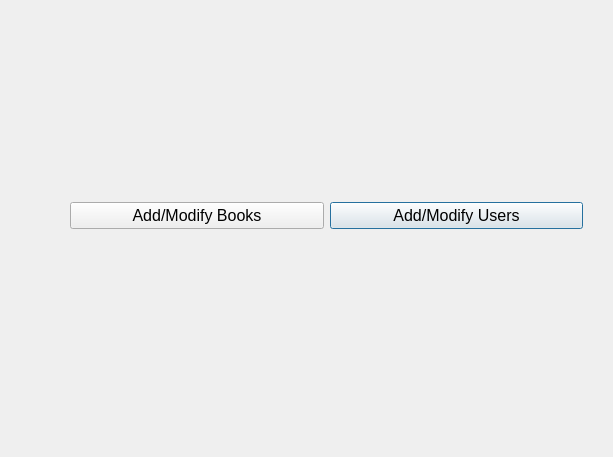
This is libsys/admin.ui in Hydralyph/cs106-librarysystem as Qt 5 draws it before an edit. The edited form follows.
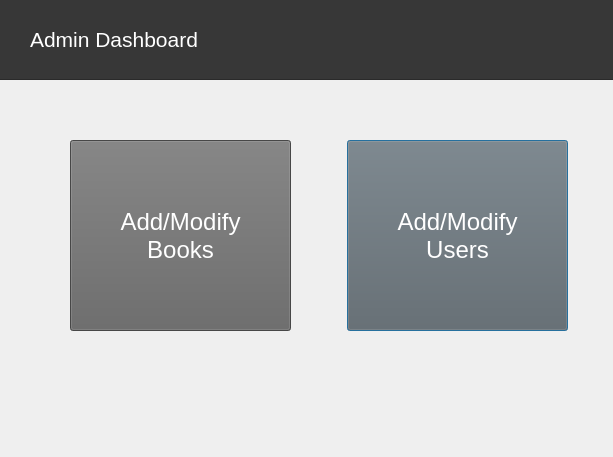
This is the edited form.

Diff of the .ui file:
```diff
--- a/libsys/admin.ui
+++ b/libsys/admin.ui
@@ -17,8 +17,8 @@
    <property name="geometry">
     <rect>
      <x>70</x>
-     <y>120</y>
-     <width>513</width>
+     <y>140</y>
+     <width>498</width>
      <height>191</height>
     </rect>
    </property>
@@ -29,11 +29,11 @@
        <enum>Qt::Horizontal</enum>
       </property>
       <property name="sizeType">
-       <enum>QSizePolicy::Preferred</enum>
+       <enum>QSizePolicy::Fixed</enum>
       </property>
       <property name="sizeHint" stdset="0">
        <size>
-        <width>0</width>
+        <width>50</width>
         <height>0</height>
        </size>
       </property>
@@ -42,41 +42,91 @@
     <item row="0" column="2">
      <widget class="QPushButton" name="addmod_Users">
       <property name="sizePolicy">
-       <sizepolicy hsizetype="Minimum" vsizetype="Fixed">
+       <sizepolicy hsizetype="Minimum" vsizetype="MinimumExpanding">
         <horstretch>0</horstretch>
         <verstretch>0</verstretch>
        </sizepolicy>
       </property>
       <property name="font">
        <font>
-        <pointsize>12</pointsize>
+        <pointsize>18</pointsize>
        </font>
       </property>
+      <property name="styleSheet">
+       <string notr="true">background-color: rgb(100,100,100);
+color: rgb(255,255,255);</string>
+      </property>
       <property name="text">
-       <string>Add/Modify Users</string>
+       <string>Add/Modify 
+Users</string>
       </property>
      </widget>
     </item>
     <item row="0" column="0">
      <widget class="QPushButton" name="addmod_Books">
       <property name="sizePolicy">
-       <sizepolicy hsizetype="Minimum" vsizetype="Fixed">
+       <sizepolicy hsizetype="Minimum" vsizetype="MinimumExpanding">
         <horstretch>0</horstretch>
         <verstretch>0</verstretch>
        </sizepolicy>
       </property>
       <property name="font">
        <font>
-        <pointsize>12</pointsize>
+        <pointsize>18</pointsize>
        </font>
       </property>
+      <property name="styleSheet">
+       <string notr="true">background-color: rgb(100,100,100);
+color: rgb(255,255,255);</string>
+      </property>
       <property name="text">
-       <string>Add/Modify Books</string>
+       <string>Add/Modify 
+Books</string>
       </property>
      </widget>
     </item>
    </layout>
   </widget>
+  <widget class="QFrame" name="frame">
+   <property name="geometry">
+    <rect>
+     <x>-10</x>
+     <y>-1</y>
+     <width>631</width>
+     <height>81</height>
+    </rect>
+   </property>
+   <property name="styleSheet">
+    <string notr="true">background-color: #373737;</string>
+   </property>
+   <property name="frameShape">
+    <enum>QFrame::StyledPanel</enum>
+   </property>
+   <property name="frameShadow">
+    <enum>QFrame::Raised</enum>
+   </property>
+   <widget class="QLabel" name="label">
+    <property name="geometry">
+     <rect>
+      <x>40</x>
+      <y>20</y>
+      <width>181</width>
+      <height>41</height>
+     </rect>
+    </property>
+    <property name="font">
+     <font>
+      <pointsize>16</pointsize>
+     </font>
+    </property>
+    <property name="styleSheet">
+     <string notr="true">color: rgb(255,255,255);</string>
+    </property>
+    <property name="text">
+     <string>Admin Dashboard</string>
+    </property>
+   </widget>
+  </widget>
  </widget>
  <resources/>
  <connections/>
```
